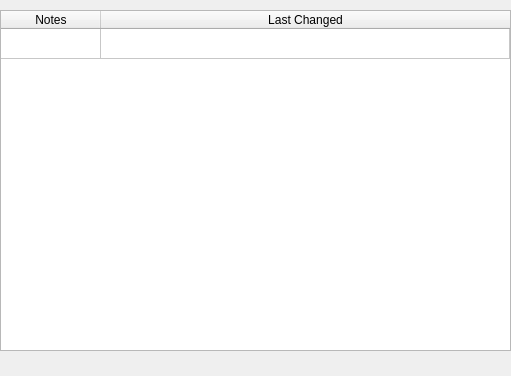
Above: src/ui/notesdialog.ui from fredollinger/KTomGirl before the change. Below: the same form after it.
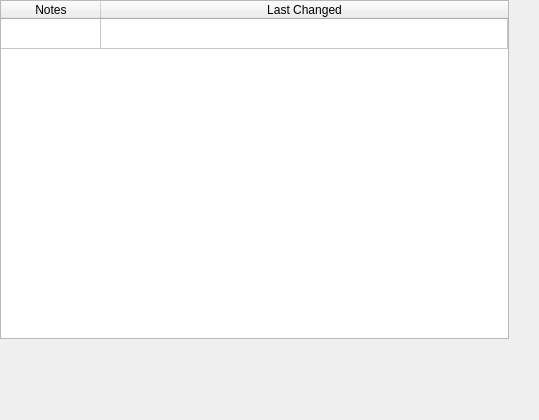
That is the form after the change.

Patch:
```diff
--- a/src/ui/notesdialog.ui
+++ b/src/ui/notesdialog.ui
@@ -6,10 +6,16 @@
    <rect>
     <x>0</x>
     <y>0</y>
-    <width>511</width>
-    <height>376</height>
+    <width>539</width>
+    <height>420</height>
    </rect>
   </property>
+  <property name="sizePolicy">
+   <sizepolicy hsizetype="Expanding" vsizetype="Expanding">
+    <horstretch>0</horstretch>
+    <verstretch>0</verstretch>
+   </sizepolicy>
+  </property>
   <property name="features">
    <set>QDockWidget::NoDockWidgetFeatures</set>
   </property>
@@ -17,18 +23,21 @@
    <string/>
   </property>
   <widget class="QWidget" name="dockWidgetContents">
-   <widget class="QWidget" name="verticalLayoutWidget">
+   <property name="sizePolicy">
+    <sizepolicy hsizetype="Expanding" vsizetype="Expanding">
+     <horstretch>0</horstretch>
+     <verstretch>0</verstretch>
+    </sizepolicy>
+   </property>
+   <widget class="QTableWidget" name="tableNotes">
     <property name="geometry">
      <rect>
       <x>0</x>
-      <y>10</y>
-      <width>511</width>
-      <height>341</height>
+      <y>0</y>
+      <width>509</width>
+      <height>339</height>
      </rect>
     </property>
-    <layout class="QVBoxLayout" name="verticalLayout">
-     <item>
-      <widget class="QTableWidget" name="tableNotes">
        <attribute name="horizontalHeaderCascadingSectionResizes">
         <bool>true</bool>
        </attribute>
@@ -56,9 +65,6 @@
          <string>Last Changed</string>
         </property>
        </column>
-      </widget>
-     </item>
-    </layout>
    </widget>
   </widget>
  </widget>
```
Lines whose indentation alone changed are shown as unchanged.
